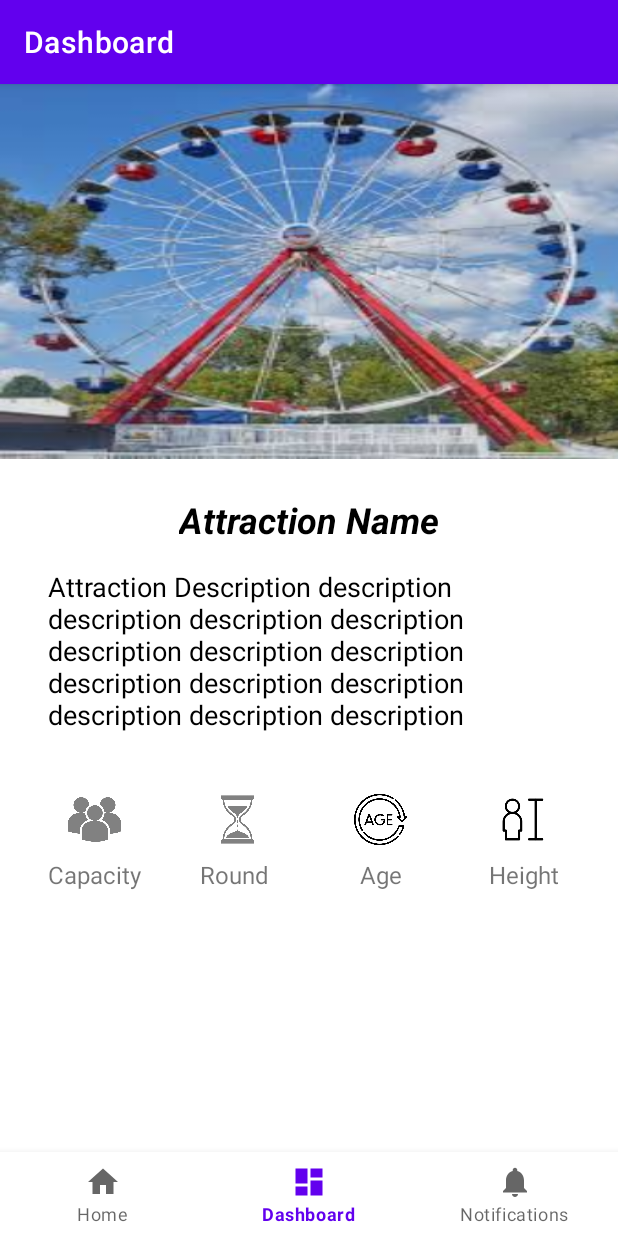
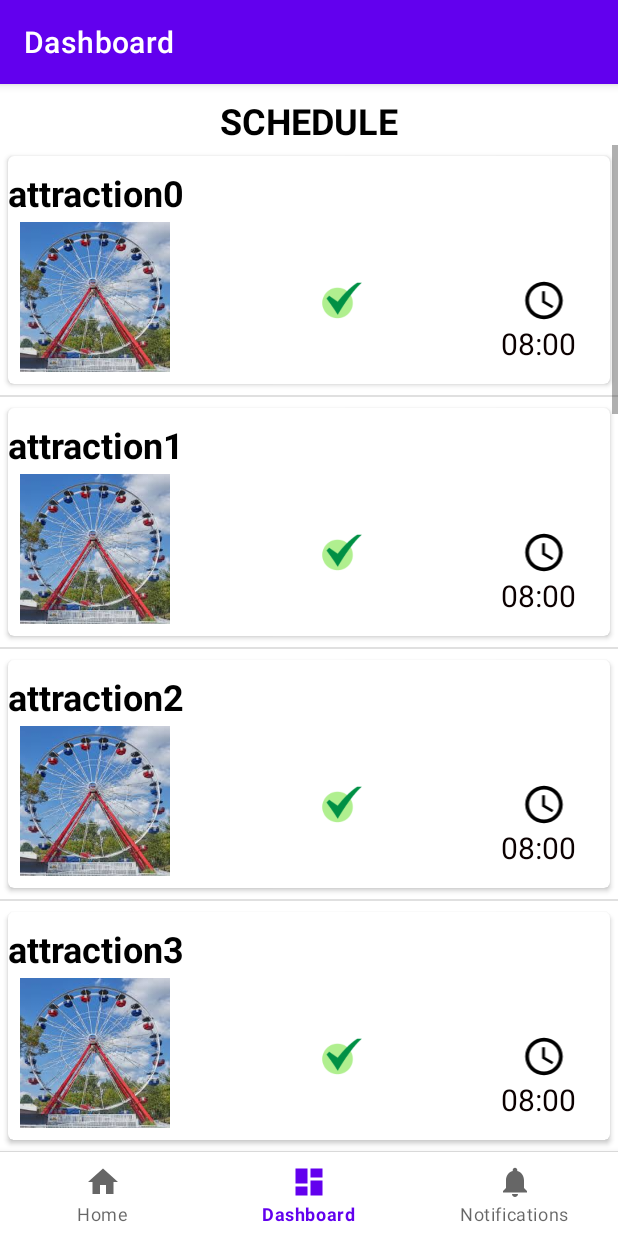
Before and after one commit to mar426/FinalProject_App, an Android app: the ScheduleFragment screen opened through its navigation route, on a phone screen of 412 x 824 dp. Run offline under Robolectric (Android 15) with nearby library versions, the light colour scheme and no system bars; our stand-ins replace navigation-ui; 1 statement that could not run was skipped.

Commit message:
Add List Schedule frag

```diff
--- a/app/src/main/java/com/example/finalproject_app/LoginActivity.java
+++ b/app/src/main/java/com/example/finalproject_app/LoginActivity.java
@@ -35,6 +35,7 @@ public class LoginActivity extends AppCompatActivity  {
     Button login_sigupbtn;
     ProgressBar progressBar;
     public static String USER_ID;
+    public static String FLAG="0";
     @Override
     protected void onCreate(Bundle savedInstanceState) {
         super.onCreate(savedInstanceState);
--- a/app/src/main/java/com/example/finalproject_app/ui/Schedule/ScheduleFragment.java
+++ b/app/src/main/java/com/example/finalproject_app/ui/Schedule/ScheduleFragment.java
@@ -1,5 +1,6 @@
 package com.example.finalproject_app.ui.Schedule;
 
+import static com.example.finalproject_app.LoginActivity.USER_ID;
 import static com.example.finalproject_app.ui.Profile.ProfileFragment.temp;
 
 import android.os.Bundle;
@@ -7,7 +8,9 @@ import android.util.Log;
 import android.view.LayoutInflater;
 import android.view.View;
 import android.view.ViewGroup;
+import android.widget.BaseAdapter;
 import android.widget.ImageView;
+import android.widget.ListView;
 import android.widget.TextView;
 
 import androidx.annotation.NonNull;
@@ -16,22 +19,75 @@ import androidx.fragment.app.Fragment;
 import androidx.lifecycle.Observer;
 import androidx.lifecycle.ViewModelProvider;
 
+import com.example.finalproject_app.HTTP.HttpCall;
+import com.example.finalproject_app.HTTP.HttpRequest;
 import com.example.finalproject_app.R;
 import com.example.finalproject_app.databinding.FragmentDashboardBinding;
+import static com.example.finalproject_app.LoginActivity.FLAG;
+import org.json.JSONObject;
+
+import java.util.HashMap;
+import java.util.LinkedList;
 
 public class ScheduleFragment extends Fragment {
 
+    private static final String SERVER_GET_ROUTE = "http://10.0.2.2:3000/users/getRoute";
     private ScheduleViewModel scheduleViewModel;
     private FragmentDashboardBinding binding;
     private ImageView attractionImage;
-    private TextView email;
+
 
     public View onCreateView(@NonNull LayoutInflater inflater,
                              ViewGroup container, Bundle savedInstanceState) {
 
 
-        View view = inflater.inflate(R.layout.fragment_attractions_details, container, false);
-        email = view.findViewById(R.id.user_profile_mail);
+        View view = inflater.inflate(R.layout.fragment_schedule, container, false);
+//        view = inflater.inflate(R.layout.before_schedule_fragment, container, false);
+
+
+        //http request:
+        HttpCall httpCall = new HttpCall();
+        httpCall.setMethodtype(HttpCall.POST);
+        httpCall.setUrl(SERVER_GET_ROUTE);
+        HashMap<String,String> params = new HashMap<>();
+        params.put("id", USER_ID);
+        httpCall.setParams(params);
+        new HttpRequest(){
+            String s;
+            @Override
+            public void onResponse(String response) {
+                s = response;
+                try {
+                    JSONObject obj = new JSONObject(s);
+                    if(obj.has("flag")) {
+                        FLAG = obj.getString("flag");
+                        Log.d("schedule", "flag "+FLAG);
+                    }
+                    else {
+                        FLAG = obj.getString("selected_attractions");
+                        Log.d("schedule", "flag not 0 " + FLAG);
+                    }
+                } catch (Exception e) {
+                    e.printStackTrace();
+                }
+            }
+        }.execute(httpCall);
+
+
+
+//        if(!FLAG.equals("0")){
+//            Log.d("schedule", "flag if" + FLAG);
+//            view = inflater.inflate(R.layout.fragment_dashboard, container, false);
+//        }
+//        else{
+//            Log.d("schedule", "else" + FLAG);
+//        }
+
+        //LIST ADAPTER
+        ListView schedule_list= view.findViewById(R.id.schedule_listView);
+        MyAdapter myAdapter = new MyAdapter();
+        schedule_list.setAdapter(myAdapter);
+
 //        scheduleViewModel =
 //                new ViewModelProvider(this).get(ScheduleViewModel.class);
 //
@@ -45,8 +101,7 @@ public class ScheduleFragment extends Fragment {
 //                textView.setText(s);
 //            }
 //        });
-        attractionImage=view.findViewById(R.id.deatailsFrag_attraction_image);
-        Log.d("try", "t"+temp);
+
         return view;
     }
 
@@ -55,4 +110,53 @@ public class ScheduleFragment extends Fragment {
         super.onDestroyView();
         binding = null;
     }
+
+
+
+    // adapter of list view
+
+    class MyAdapter extends BaseAdapter {
+
+        LinkedList<String> data;
+
+        //constractor
+        MyAdapter() {
+            data = new LinkedList<String>();
+            for (int i = 0; i < 15; ++i) {
+                data.add("attraction" + i);
+            }
+        }
+
+        @Override
+        public int getCount() {
+            return data.size();
+        }
+
+
+        @Override
+        public Object getItem(int position) {
+            return null;
+        }
+
+        @Override
+        public long getItemId(int position) {
+            return 0;
+        }
+
+
+        @Override
+        public View getView(int position /*row index*/, View convertView, ViewGroup parent) {
+            if (convertView == null) {
+                LayoutInflater inflater1 = getLayoutInflater();
+                convertView = inflater1.inflate(R.layout.schedule_list_row, null);
+
+            }
+            TextView attraction_name = convertView.findViewById(R.id.schedule_listrow_atraction_name);
+            TextView enter_time=convertView.findViewById(R.id.schedule_listrow_enterTime);
+            attraction_name.setText(data.get(position));
+            enter_time.setText("08:00");
+            return convertView;
+        }
+    }
+
 }
--- a/app/src/main/java/com/example/finalproject_app/ui/home/HomeFragment.java
+++ b/app/src/main/java/com/example/finalproject_app/ui/home/HomeFragment.java
@@ -34,6 +34,7 @@ import java.util.HashMap;
 
 public class HomeFragment extends Fragment {
 // test
+
     private RecyclerView recyclerView;
     private Button route_btn;
     private static final String UPDATE_SA_USER_URL = "http://10.0.2.2:3000/users/selected_attraction_update";
@@ -51,8 +52,8 @@ public class HomeFragment extends Fragment {
     public View onCreateView(@NonNull LayoutInflater inflater,
                              ViewGroup container, Bundle savedInstanceState) {
 
+
         View view = inflater.inflate(R.layout.fragment_home2, container, false);
-
 
         att_names=getResources().getStringArray(R.array.attractions_name);
         att_description=getResources().getStringArray(R.array.attractions_description);
@@ -80,8 +81,7 @@ public class HomeFragment extends Fragment {
 
         Atraction_Adapter adapter= new Atraction_Adapter(Attractions_arr);
         recyclerView.setAdapter(adapter);
-
-
+        adapter.notifyDataSetChanged();
 
 
         route_btn=view.findViewById(R.id.home_Route_btn);
@@ -121,6 +121,7 @@ public class HomeFragment extends Fragment {
             }
         });
 
+
         return view;
     }
 
@@ -135,12 +136,9 @@ public class HomeFragment extends Fragment {
     @Override
     public void onDestroyView() {
         super.onDestroyView();
+        Attractions_arr.clear();
 
     }
-
-
-
-
 
 
 
--- /dev/null
+++ b/app/src/main/res/drawable/ic_baseline_access_time_24.xml
@@ -0,0 +1,13 @@
+<vector xmlns:android="http://schemas.android.com/apk/res/android"
+    android:width="24dp"
+    android:height="24dp"
+    android:viewportWidth="24"
+    android:viewportHeight="24"
+    android:tint="?attr/colorControlNormal">
+  <path
+      android:fillColor="@android:color/white"
+      android:pathData="M11.99,2C6.47,2 2,6.48 2,12s4.47,10 9.99,10C17.52,22 22,17.52 22,12S17.52,2 11.99,2zM12,20c-4.42,0 -8,-3.58 -8,-8s3.58,-8 8,-8 8,3.58 8,8 -3.58,8 -8,8z"/>
+  <path
+      android:fillColor="@android:color/white"
+      android:pathData="M12.5,7H11v6l5.25,3.15 0.75,-1.23 -4.5,-2.67z"/>
+</vector>
--- /dev/null
+++ b/app/src/main/res/drawable/ic_baseline_access_time_filled_24.xml
@@ -0,0 +1,10 @@
+<vector xmlns:android="http://schemas.android.com/apk/res/android"
+    android:width="24dp"
+    android:height="24dp"
+    android:viewportWidth="24"
+    android:viewportHeight="24"
+    android:tint="?attr/colorControlNormal">
+  <path
+      android:fillColor="@android:color/white"
+      android:pathData="M11.99,2C6.47,2 2,6.48 2,12s4.47,10 9.99,10C17.52,22 22,17.52 22,12S17.52,2 11.99,2zM15.29,16.71L11,12.41V7h2v4.59l3.71,3.71L15.29,16.71z"/>
+</vector>
--- /dev/null
+++ b/app/src/main/res/drawable/icon_clock.xml
@@ -0,0 +1,10 @@
+<vector xmlns:android="http://schemas.android.com/apk/res/android"
+    android:width="24dp"
+    android:height="24dp"
+    android:viewportWidth="24"
+    android:viewportHeight="24"
+    android:tint="?attr/colorControlNormal">
+  <path
+      android:fillColor="@android:color/white"
+      android:pathData="M11.99,2C6.47,2 2,6.48 2,12s4.47,10 9.99,10C17.52,22 22,17.52 22,12S17.52,2 11.99,2zM15.29,16.71L11,12.41V7h2v4.59l3.71,3.71L15.29,16.71z"/>
+</vector>
--- /dev/null
+++ b/app/src/main/res/layout/fragment_schedule.xml
@@ -0,0 +1,29 @@
+<?xml version="1.0" encoding="utf-8"?>
+<androidx.constraintlayout.widget.ConstraintLayout xmlns:android="http://schemas.android.com/apk/res/android"
+    xmlns:app="http://schemas.android.com/apk/res-auto"
+    xmlns:tools="http://schemas.android.com/tools"
+    android:layout_width="match_parent"
+    android:layout_height="match_parent">
+
+    <TextView
+        android:id="@+id/textView5"
+        android:layout_width="wrap_content"
+        android:layout_height="wrap_content"
+        android:layout_marginTop="8dp"
+        android:text="SCHEDULE"
+        android:textColor="#000000"
+        android:textSize="24sp"
+        android:textStyle="bold"
+        app:layout_constraintEnd_toEndOf="parent"
+        app:layout_constraintStart_toStartOf="parent"
+        app:layout_constraintTop_toTopOf="parent" />
+
+    <ListView
+        android:id="@+id/schedule_listView"
+        android:layout_width="match_parent"
+        android:layout_height="0dp"
+        app:layout_constraintBottom_toBottomOf="parent"
+        app:layout_constraintEnd_toEndOf="parent"
+        app:layout_constraintStart_toStartOf="parent"
+        app:layout_constraintTop_toBottomOf="@+id/textView5" />
+</androidx.constraintlayout.widget.ConstraintLayout>
--- a/app/src/main/res/layout/home_list_row.xml
+++ b/app/src/main/res/layout/home_list_row.xml
@@ -1,14 +1,14 @@
 <?xml version="1.0" encoding="utf-8"?>
+
 <androidx.cardview.widget.CardView
     xmlns:android="http://schemas.android.com/apk/res/android"
     xmlns:app="http://schemas.android.com/apk/res-auto"
     android:layout_width="match_parent"
     android:layout_height="wrap_content"
-    app:cardBackgroundColor="@color/white"
-    app:cardCornerRadius="5dp"
-    app:cardElevation="8dp"
-    app:cardMaxElevation="10dp"
-    app:cardPreventCornerOverlap="true"
+    android:animateLayoutChanges="true"
+    app:cardCornerRadius="10dp"
+    app:cardElevation="2dp"
+    app:cardMaxElevation="0dp"
     app:cardUseCompatPadding="true">
 
 
@@ -16,8 +16,8 @@
 
         <androidx.constraintlayout.widget.ConstraintLayout
             android:layout_width="match_parent"
-            android:layout_height="match_parent">
-
+            android:layout_height="match_parent"
+            android:animateLayoutChanges="true">
             <Button
                 android:id="@+id/add_attraction"
                 android:layout_width="50dp"
--- /dev/null
+++ b/app/src/main/res/layout/schedule_list_row.xml
@@ -0,0 +1,87 @@
+<?xml version="1.0" encoding="utf-8"?>
+
+<androidx.cardview.widget.CardView
+    xmlns:android="http://schemas.android.com/apk/res/android"
+    xmlns:app="http://schemas.android.com/apk/res-auto"
+    xmlns:tools="http://schemas.android.com/tools"
+    android:layout_width="match_parent"
+    android:layout_height="wrap_content"
+    android:animateLayoutChanges="true"
+    app:cardCornerRadius="4dp"
+    app:cardElevation="2dp"
+    app:cardMaxElevation="4dp"
+    app:cardUseCompatPadding="true">
+
+
+    >
+
+    <androidx.constraintlayout.widget.ConstraintLayout
+        android:layout_width="match_parent"
+        android:layout_height="match_parent"
+        android:animateLayoutChanges="true">
+
+
+        <ImageView
+            android:id="@+id/schedule_listrow_image"
+            android:layout_width="100dp"
+            android:layout_height="100dp"
+            android:layout_marginStart="8dp"
+            android:layout_marginBottom="8dp"
+            android:adjustViewBounds="true"
+            android:scaleType="fitXY"
+            app:layout_constraintBottom_toBottomOf="parent"
+            app:layout_constraintStart_toStartOf="parent"
+            app:srcCompat="@drawable/images" />
+
+        <TextView
+            android:id="@+id/schedule_listrow_atraction_name"
+            android:layout_width="0dp"
+            android:layout_height="wrap_content"
+            android:layout_marginTop="8dp"
+            android:layout_marginBottom="3dp"
+            android:text=" Attrection Name"
+            android:textColor="#000000"
+            android:textSize="24sp"
+            android:textStyle="bold"
+            app:layout_constraintBottom_toTopOf="@+id/schedule_listrow_image"
+            app:layout_constraintEnd_toEndOf="parent"
+            app:layout_constraintHorizontal_bias="1.0"
+            app:layout_constraintStart_toStartOf="parent"
+            app:layout_constraintTop_toTopOf="parent" />
+
+        <ImageView
+            android:id="@+id/clock_image"
+            android:layout_width="40dp"
+            android:layout_height="30dp"
+            android:layout_marginEnd="24dp"
+            app:layout_constraintBottom_toBottomOf="parent"
+            app:layout_constraintEnd_toEndOf="parent"
+            app:layout_constraintTop_toBottomOf="@+id/schedule_listrow_atraction_name"
+            app:srcCompat="@drawable/ic_baseline_access_time_24"
+            app:tint="#000000"
+            tools:ignore="VectorDrawableCompat" />
+
+        <TextView
+            android:id="@+id/schedule_listrow_enterTime"
+            android:layout_width="wrap_content"
+            android:layout_height="wrap_content"
+            android:layout_marginEnd="8dp"
+            android:text="TextView"
+            android:textColor="#0B0000"
+            android:textSize="20sp"
+            app:layout_constraintEnd_toEndOf="@+id/clock_image"
+            app:layout_constraintStart_toStartOf="@+id/clock_image"
+            app:layout_constraintTop_toBottomOf="@+id/clock_image" />
+
+        <ImageView
+            android:id="@+id/imageView"
+            android:layout_width="40dp"
+            android:layout_height="30dp"
+            app:layout_constraintBottom_toBottomOf="parent"
+            app:layout_constraintEnd_toStartOf="@+id/clock_image"
+            app:layout_constraintStart_toEndOf="@+id/schedule_listrow_image"
+            app:layout_constraintTop_toBottomOf="@+id/schedule_listrow_atraction_name"
+            app:srcCompat="@drawable/check" />
+
+    </androidx.constraintlayout.widget.ConstraintLayout>
+</androidx.cardview.widget.CardView>
```
Also changed, not shown: app/src/main/java/com/example/finalproject_app/Model/Atraction_Adapter.java (+12 -1 lines), app/src/main/res/drawable-v24/check.png (added).
